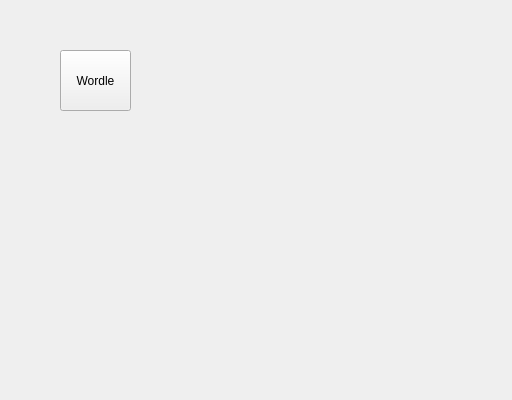
Old version of the form WordLite/gamewidget.ui in the repository Staaaaaaaaar/WordHub.
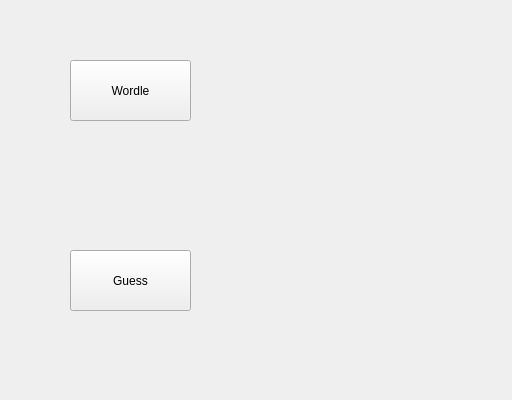
New version of the form.

Commit message: Game Guess

```diff
--- a/WordLite/gamewidget.ui
+++ b/WordLite/gamewidget.ui
@@ -26,9 +26,9 @@
     <widget class="QToolButton" name="wordleButton">
      <property name="geometry">
       <rect>
-       <x>40</x>
-       <y>30</y>
-       <width>71</width>
+       <x>50</x>
+       <y>40</y>
+       <width>121</width>
        <height>61</height>
       </rect>
      </property>
@@ -36,6 +36,19 @@
       <string>Wordle</string>
      </property>
     </widget>
+    <widget class="QPushButton" name="guessButton">
+     <property name="geometry">
+      <rect>
+       <x>50</x>
+       <y>230</y>
+       <width>121</width>
+       <height>61</height>
+      </rect>
+     </property>
+     <property name="text">
+      <string>Guess</string>
+     </property>
+    </widget>
    </widget>
    <widget class="QWidget" name="wordleWidget">
     <widget class="QToolButton" name="toolButton">
```
Left out of the diff: 3 changed lines with no effect on the pictures. The commit also changes 642 other files.
